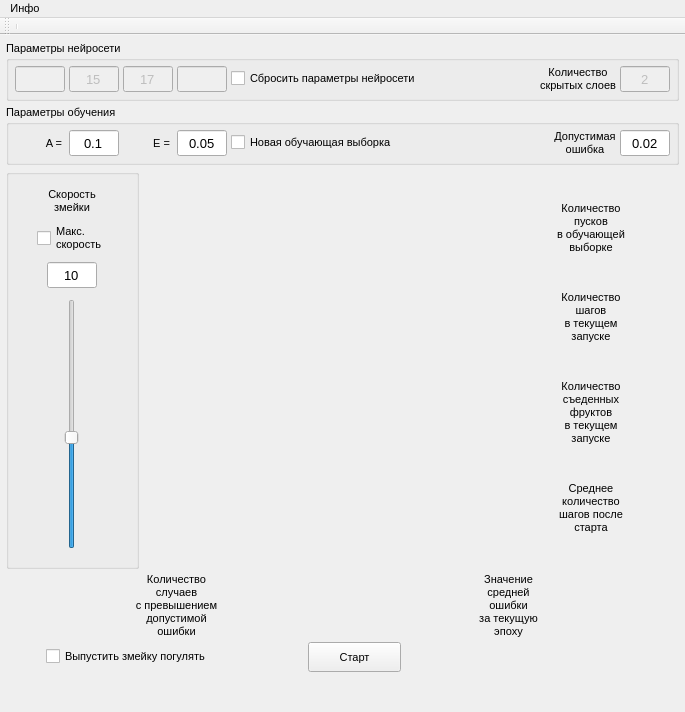
Qt form smartSnake/resources/MainWindow.ui (Max-Azarov/neuralNetSnake) before a commit.
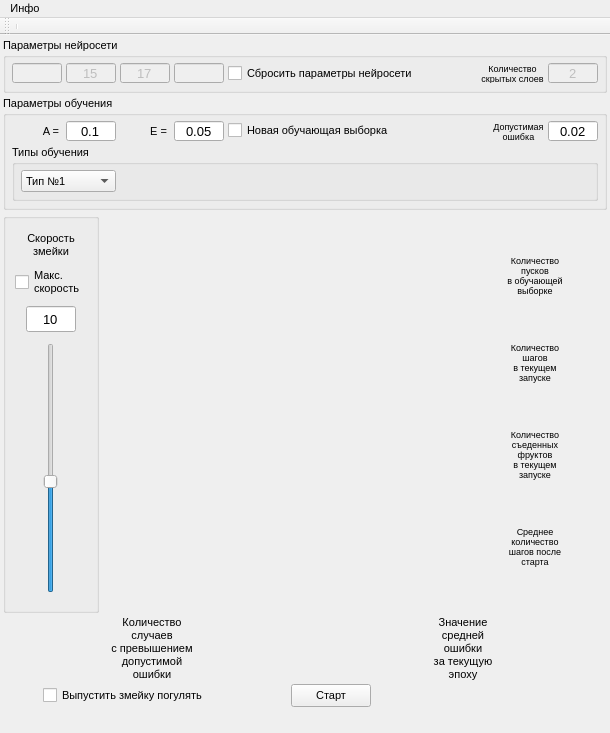
The same form after that commit. Custom widgets are drawn as their Qt base class.

Patch:
```diff
--- a/smartSnake/resources/MainWindow.ui
+++ b/smartSnake/resources/MainWindow.ui
@@ -6,8 +6,8 @@
    <rect>
     <x>0</x>
     <y>0</y>
-    <width>685</width>
-    <height>712</height>
+    <width>610</width>
+    <height>733</height>
    </rect>
   </property>
   <property name="sizePolicy">
@@ -18,14 +18,14 @@
   </property>
   <property name="minimumSize">
    <size>
-    <width>685</width>
-    <height>712</height>
+    <width>610</width>
+    <height>700</height>
    </size>
   </property>
   <property name="maximumSize">
    <size>
-    <width>685</width>
-    <height>712</height>
+    <width>610</width>
+    <height>733</height>
    </size>
   </property>
   <property name="font">
@@ -47,17 +47,32 @@
    </property>
    <property name="minimumSize">
     <size>
-     <width>0</width>
-     <height>0</height>
+     <width>610</width>
+     <height>700</height>
     </size>
    </property>
    <property name="maximumSize">
     <size>
-     <width>2000</width>
-     <height>1080</height>
+     <width>610</width>
+     <height>700</height>
     </size>
    </property>
-   <layout class="QVBoxLayout" name="verticalLayout_3">
+   <layout class="QVBoxLayout" name="verticalLayout_4">
+    <property name="spacing">
+     <number>3</number>
+    </property>
+    <property name="leftMargin">
+     <number>3</number>
+    </property>
+    <property name="topMargin">
+     <number>3</number>
+    </property>
+    <property name="rightMargin">
+     <number>3</number>
+    </property>
+    <property name="bottomMargin">
+     <number>3</number>
+    </property>
     <item>
      <widget class="QGroupBox" name="gBoxNN">
       <property name="enabled">
@@ -115,13 +130,13 @@
          <property name="minimumSize">
           <size>
            <width>50</width>
-           <height>26</height>
+           <height>20</height>
           </size>
          </property>
          <property name="maximumSize">
           <size>
            <width>50</width>
-           <height>26</height>
+           <height>20</height>
           </size>
          </property>
          <property name="sizeIncrement">
@@ -165,13 +180,13 @@
          <property name="minimumSize">
           <size>
            <width>50</width>
-           <height>26</height>
+           <height>20</height>
           </size>
          </property>
          <property name="maximumSize">
           <size>
            <width>50</width>
-           <height>26</height>
+           <height>20</height>
           </size>
          </property>
          <property name="font">
@@ -200,13 +215,13 @@
          <property name="minimumSize">
           <size>
            <width>50</width>
-           <height>26</height>
+           <height>20</height>
           </size>
          </property>
          <property name="maximumSize">
           <size>
            <width>50</width>
-           <height>26</height>
+           <height>20</height>
           </size>
          </property>
          <property name="font">
@@ -235,13 +250,13 @@
          <property name="minimumSize">
           <size>
            <width>50</width>
-           <height>26</height>
+           <height>20</height>
           </size>
          </property>
          <property name="maximumSize">
           <size>
            <width>50</width>
-           <height>26</height>
+           <height>20</height>
           </size>
          </property>
          <property name="font">
@@ -298,18 +313,18 @@
          <property name="minimumSize">
           <size>
            <width>0</width>
-           <height>26</height>
+           <height>20</height>
           </size>
          </property>
          <property name="maximumSize">
           <size>
            <width>1000</width>
-           <height>26</height>
+           <height>20</height>
           </size>
          </property>
          <property name="font">
           <font>
-           <pointsize>8</pointsize>
+           <pointsize>7</pointsize>
           </font>
          </property>
          <property name="contextMenuPolicy">
@@ -356,13 +371,13 @@
          <property name="minimumSize">
           <size>
            <width>50</width>
-           <height>26</height>
+           <height>20</height>
           </size>
          </property>
          <property name="maximumSize">
           <size>
            <width>50</width>
-           <height>26</height>
+           <height>20</height>
           </size>
          </property>
          <property name="font">
@@ -397,13 +412,15 @@
       <property name="maximumSize">
        <size>
         <width>1000</width>
-        <height>80</height>
+        <height>1000</height>
        </size>
       </property>
       <property name="title">
        <string>Параметры обучения</string>
       </property>
-      <layout class="QHBoxLayout" name="horizontalLayout_5">
+      <layout class="QVBoxLayout" name="verticalLayout_3">
+       <item>
+        <layout class="QHBoxLayout" name="horizontalLayout_11">
        <item>
         <widget class="QLabel" name="lblA">
          <property name="sizePolicy">
@@ -415,13 +432,13 @@
          <property name="minimumSize">
           <size>
            <width>50</width>
-           <height>26</height>
+             <height>20</height>
           </size>
          </property>
          <property name="maximumSize">
           <size>
            <width>50</width>
-           <height>26</height>
+             <height>20</height>
           </size>
          </property>
          <property name="toolTip">
@@ -446,13 +463,13 @@
          <property name="minimumSize">
           <size>
            <width>50</width>
-           <height>26</height>
+             <height>20</height>
           </size>
          </property>
          <property name="maximumSize">
           <size>
            <width>50</width>
-           <height>26</height>
+             <height>20</height>
           </size>
          </property>
          <property name="font">
@@ -478,13 +495,13 @@
          <property name="minimumSize">
           <size>
            <width>50</width>
-           <height>26</height>
+             <height>20</height>
           </size>
          </property>
          <property name="maximumSize">
           <size>
            <width>50</width>
-           <height>26</height>
+             <height>20</height>
           </size>
          </property>
          <property name="toolTip">
@@ -509,13 +526,13 @@
          <property name="minimumSize">
           <size>
            <width>50</width>
-           <height>26</height>
+             <height>20</height>
           </size>
          </property>
          <property name="maximumSize">
           <size>
            <width>50</width>
-           <height>26</height>
+             <height>20</height>
           </size>
          </property>
          <property name="font">
@@ -561,7 +578,20 @@
          </property>
         </widget>
        </item>
-       <item alignment="Qt::AlignRight">
+         <item>
+          <spacer name="horizontalSpacer_3">
+           <property name="orientation">
+            <enum>Qt::Horizontal</enum>
+           </property>
+           <property name="sizeHint" stdset="0">
+            <size>
+             <width>40</width>
+             <height>20</height>
+            </size>
+           </property>
+          </spacer>
+         </item>
+         <item>
         <widget class="QLabel" name="lblAcceptError">
          <property name="sizePolicy">
           <sizepolicy hsizetype="Minimum" vsizetype="Minimum">
@@ -572,15 +602,20 @@
          <property name="minimumSize">
           <size>
            <width>0</width>
-           <height>26</height>
+             <height>20</height>
           </size>
          </property>
          <property name="maximumSize">
           <size>
            <width>36667</width>
-           <height>26</height>
-          </size>
-         </property>
+             <height>20</height>
+            </size>
+           </property>
+           <property name="font">
+            <font>
+             <pointsize>7</pointsize>
+            </font>
+           </property>
          <property name="contextMenuPolicy">
           <enum>Qt::DefaultContextMenu</enum>
          </property>
@@ -628,13 +663,13 @@
          <property name="minimumSize">
           <size>
            <width>50</width>
-           <height>26</height>
+             <height>20</height>
           </size>
          </property>
          <property name="maximumSize">
           <size>
            <width>50</width>
-           <height>26</height>
+             <height>20</height>
           </size>
          </property>
          <property name="font">
@@ -653,6 +688,66 @@
         </widget>
        </item>
       </layout>
+       </item>
+       <item>
+        <widget class="QGroupBox" name="groupBox">
+         <property name="title">
+          <string>Типы обучения</string>
+         </property>
+         <layout class="QVBoxLayout" name="verticalLayout_2">
+          <item>
+           <layout class="QHBoxLayout" name="horizontalLayout_5" stretch="1,5">
+            <item>
+             <widget class="QComboBox" name="cboLearningType">
+              <property name="editable">
+               <bool>false</bool>
+              </property>
+              <property name="currentText">
+               <string>Тип №1</string>
+              </property>
+              <property name="currentIndex">
+               <number>0</number>
+              </property>
+              <property name="maxVisibleItems">
+               <number>10</number>
+              </property>
+              <property name="maxCount">
+               <number>1000</number>
+              </property>
+              <property name="modelColumn">
+               <number>0</number>
+              </property>
+              <item>
+               <property name="text">
+                <string>Тип №1</string>
+               </property>
+              </item>
+              <item>
+               <property name="text">
+                <string>Тип №2</string>
+               </property>
+              </item>
+             </widget>
+            </item>
+            <item>
+             <spacer name="horizontalSpacer_10">
+              <property name="orientation">
+               <enum>Qt::Horizontal</enum>
+              </property>
+              <property name="sizeHint" stdset="0">
+               <size>
+                <width>40</width>
+                <height>20</height>
+               </size>
+              </property>
+             </spacer>
+            </item>
+           </layout>
+          </item>
+         </layout>
+        </widget>
+       </item>
+      </layout>
      </widget>
     </item>
     <item>
@@ -736,6 +831,11 @@
              <height>26</height>
             </size>
            </property>
+           <property name="font">
+            <font>
+             <pointsize>8</pointsize>
+            </font>
+           </property>
            <property name="text">
             <string>Макс.
 скорость</string>
@@ -863,6 +963,11 @@
               <height>100</height>
              </size>
             </property>
+            <property name="font">
+             <font>
+              <pointsize>7</pointsize>
+             </font>
+            </property>
             <property name="toolTip">
              <string>Count of runs contained in the training set</string>
             </property>
@@ -926,6 +1031,11 @@
               <height>100</height>
              </size>
             </property>
+            <property name="font">
+             <font>
+              <pointsize>7</pointsize>
+             </font>
+            </property>
             <property name="toolTip">
              <string>Number of steps completed by snakes in the current run</string>
             </property>
@@ -983,6 +1093,11 @@
               <height>100</height>
              </size>
             </property>
+            <property name="font">
+             <font>
+              <pointsize>7</pointsize>
+             </font>
+            </property>
             <property name="toolTip">
              <string>The number of fruits eaten in the current run</string>
             </property>
@@ -1041,6 +1156,11 @@
               <height>100</height>
              </size>
             </property>
+            <property name="font">
+             <font>
+              <pointsize>7</pointsize>
+             </font>
+            </property>
             <property name="toolTip">
              <string>The average number of steps of the snake, starting with waking up</string>
             </property>
@@ -1344,7 +1464,7 @@
     <rect>
      <x>0</x>
      <y>0</y>
-     <width>685</width>
+     <width>610</width>
      <height>21</height>
     </rect>
    </property>
```
Left out of the diff: 4 changed lines with no effect on the pictures. Lines whose indentation alone changed are shown as unchanged.
